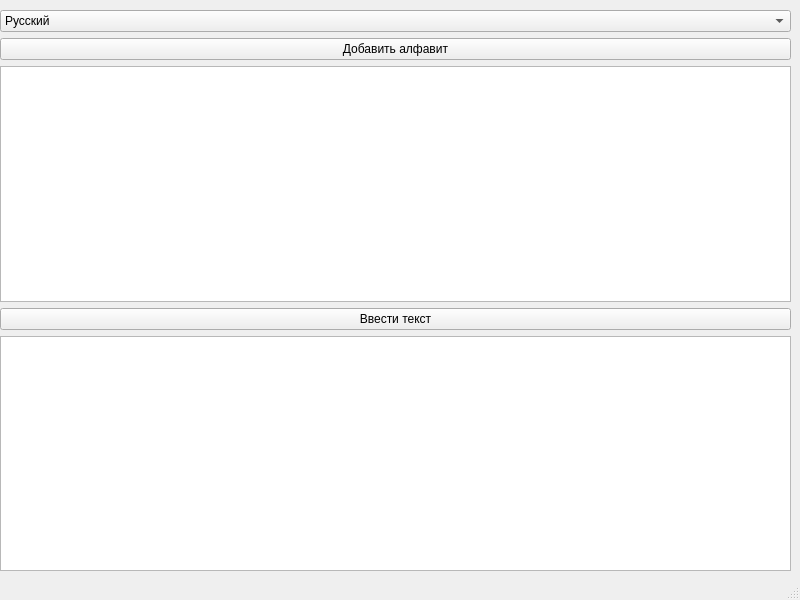
Pobedinskiiy/tstu, file foitac/laboratory-1/alphabet.ui: the form before one commit.
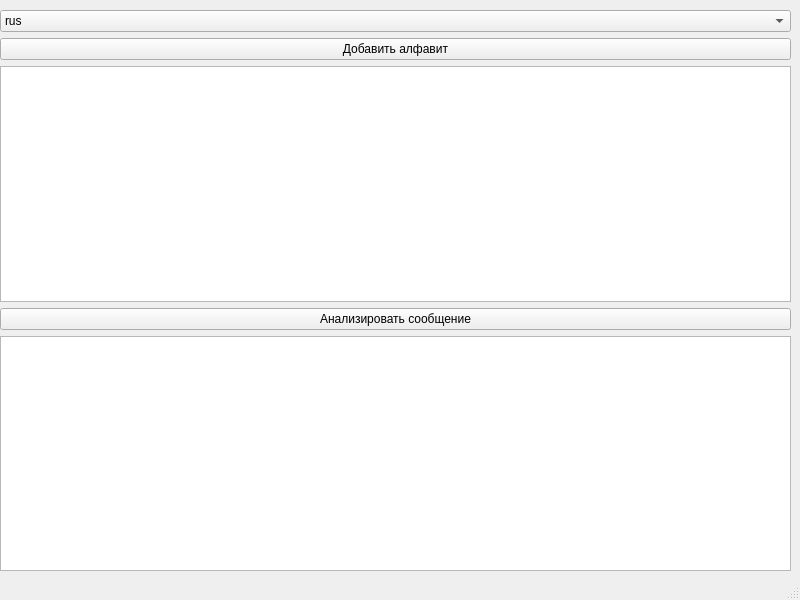
The form after the commit.

Diff of the .ui file:
```diff
--- a/foitac/laboratory-1/alphabet.ui
+++ b/foitac/laboratory-1/alphabet.ui
@@ -28,7 +28,7 @@
       <widget class="QComboBox" name="languageComboBox">
        <item>
         <property name="text">
-         <string>Русский</string>
+         <string>rus</string>
         </property>
        </item>
        <item>
@@ -51,7 +51,7 @@
      <item>
       <widget class="QPushButton" name="inputButton">
        <property name="text">
-        <string>Ввести текст</string>
+        <string>Анализировать сообщение</string>
        </property>
       </widget>
      </item>
```
Left out of the diff: 4 changed lines with no effect on the pictures.
